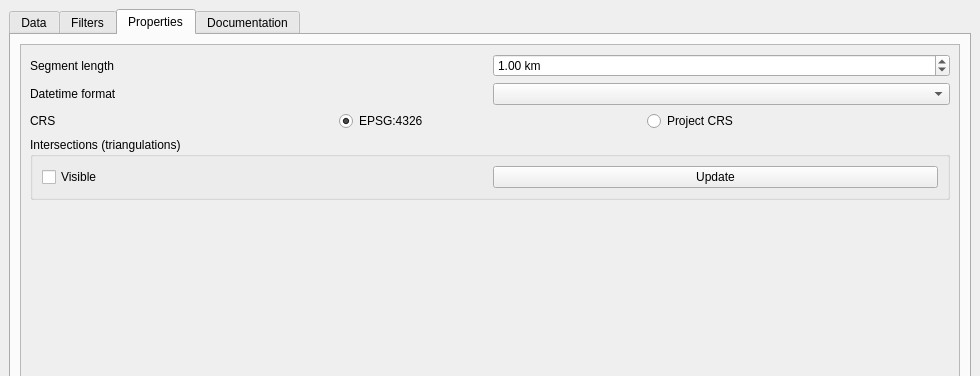
This is radiotrack_dockwidget_base.ui in lccanon/Radiotrack as Qt 5 draws it before an edit; both pictures show x 0 to 980 and y 0 to 376 of the 980 by 666 pixel window. The edited form follows.
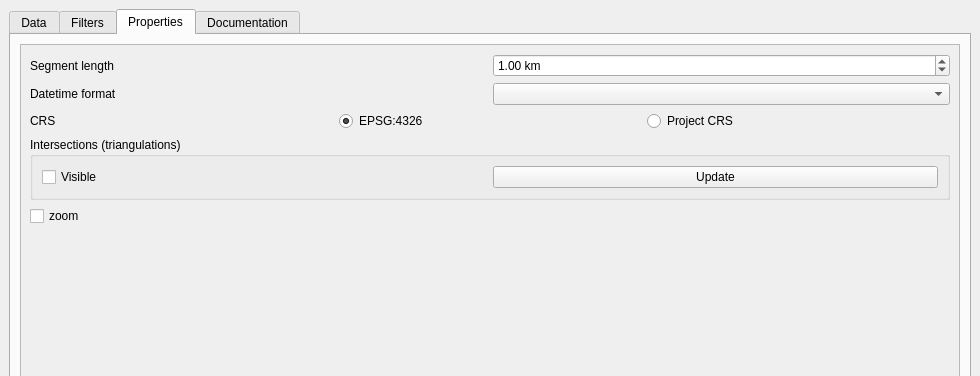
This is the edited form. The open tabs and pages were chosen to show the change. Custom widgets are drawn as their Qt base class.

Commit message: desactivation autozoom + ajout d'un bouton zoom

Patch:
```diff
--- a/radiotrack_dockwidget_base.ui
+++ b/radiotrack_dockwidget_base.ui
@@ -451,6 +451,13 @@
               </layout>
              </widget>
             </item>
+            <item>
+             <widget class="QCheckBox" name="zoom">
+              <property name="text">
+               <string>zoom</string>
+              </property>
+             </widget>
+            </item>
             <item>
              <spacer name="verticalSpacer_3">
               <property name="orientation">
```
Left out of the diff: 1 changed line with no effect on the pictures. The commit also changes 2 other files.
